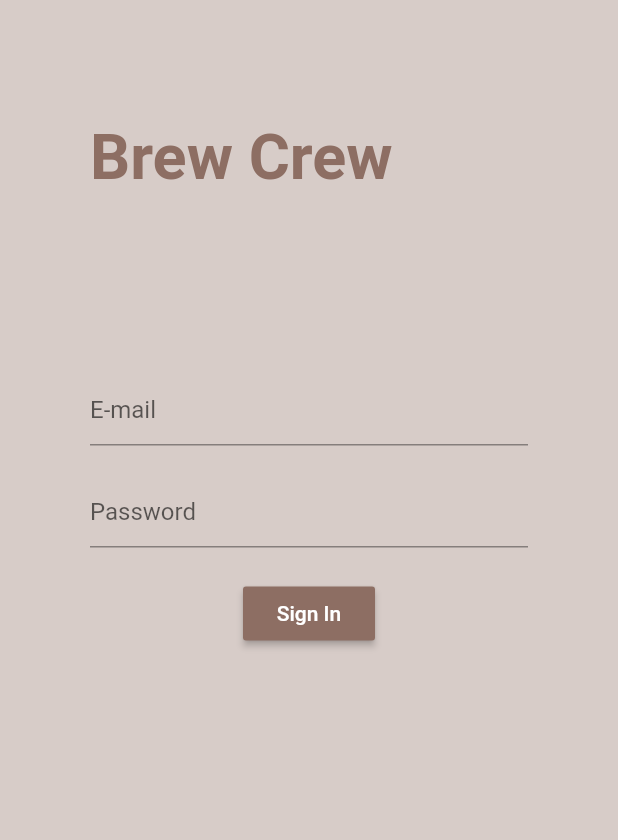
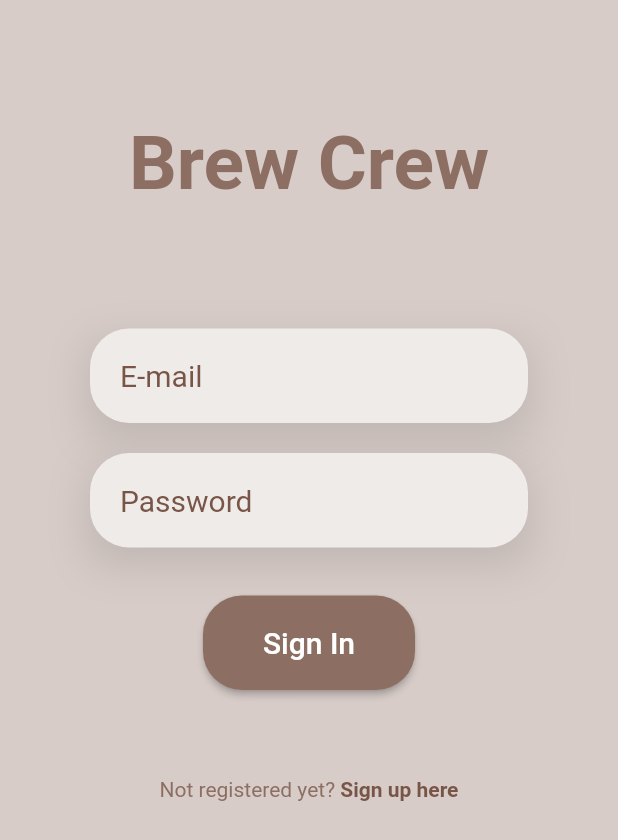
Before and after one commit to Victor-Fiamoncini/brew-crew, a Flutter app: the screen it shows after launch, on a phone screen of 412 x 824 dp. Shown: the top 840 px of the screen. Run offline on Flutter 3.47's test engine with Material 2 defaults, Android fonts, the phone set to English and light mode, and no system bars; our stand-ins replace cloud_firestore, firebase_auth, flutter_spinkit; accounts and stored records are empty; Roboto replaces fonts that are missing (Google).

```diff
--- a/lib/main.dart
+++ b/lib/main.dart
@@ -18,10 +18,13 @@ class MyApp extends StatelessWidget {
       child: MaterialApp(
         debugShowCheckedModeBanner: false,
         theme: ThemeData(
+          fontFamily: 'Google',
+          brightness: Brightness.light,
           primaryColor: Colors.brown[100],
           accentColor: Colors.brown[400],
-          fontFamily: 'Google',
-          brightness: Brightness.light,
+          hintColor: Colors.brown[500],
+          cursorColor: Colors.brown[500],
+          bottomAppBarColor: Colors.brown[400],
         ),
         home: Wrapper(),
       ),
--- a/lib/pages/sign_in/sign_in.dart
+++ b/lib/pages/sign_in/sign_in.dart
@@ -1,3 +1,4 @@
+import 'package:flutter/gestures.dart';
 import 'package:flutter/material.dart';
 
 import 'package:brew_crew/widgets/brew_app_bar.dart';
@@ -65,57 +66,55 @@ class _SignInState extends State<SignIn> {
     }
 
     return Scaffold(
+      resizeToAvoidBottomPadding: false,
       backgroundColor: Theme.of(context).primaryColor,
       appBar: BrewAppBar(),
-      // appBar: AppBar(
-      //   backgroundColor: Colors.brown[400],
-      //   elevation: 0,
-      //   title: const Text('Sign In to Brew Crew'),
-      //   actions: [
-      //     FlatButton.icon(
-      //       onPressed: () {
-      //         widget.toggleGuestView();
-      //       },
-      //       icon: const Icon(
-      //         Icons.person,
-      //         color: Colors.white,
-      //       ),
-      //       label: const Text(
-      //         'Sign Up',
-      //         style: TextStyle(color: Colors.white),
-      //       ),
-      //     ),
-      //   ],
-      // ),
       body: Container(
         padding: const EdgeInsets.symmetric(horizontal: 60, vertical: 80),
         child: Column(
           children: [
-            Align(
-              alignment: Alignment.centerLeft,
+            Padding(
+              padding: const EdgeInsets.only(bottom: 60),
               child: Text(
                 'Brew Crew',
                 style: TextStyle(
                   color: Theme.of(context).accentColor,
-                  fontSize: 42,
+                  fontSize: 50,
                   fontWeight: FontWeight.bold,
                 ),
               ),
             ),
-            const SizedBox(height: 100),
             Form(
               key: _signInFormKey,
               child: Column(
                 children: [
                   const SizedBox(height: 20),
-                  TextFormField(
+                  Container(
+                    decoration: const BoxDecoration(
+                      boxShadow: [
+                        BoxShadow(
+                          color: Colors.black12,
+                          blurRadius: 25,
+                          offset: Offset(0, 10),
+                        ),
+                      ],
+                    ),
+                    child: TextFormField(
                       keyboardType: TextInputType.emailAddress,
                       decoration: InputDecoration(
                         hintText: 'E-mail',
-                      focusedBorder: UnderlineInputBorder(
-                        borderSide: BorderSide(
-                          color: Colors.brown[400],
-                          width: 2,
+                        hintStyle: const TextStyle(fontSize: 20),
+                        filled: true,
+                        fillColor: Colors.brown[50],
+                        contentPadding: const EdgeInsets.symmetric(
+                          horizontal: 20,
+                          vertical: 20,
+                        ),
+                        border: OutlineInputBorder(
+                          borderRadius: BorderRadius.circular(26),
+                          borderSide: const BorderSide(
+                            width: 0,
+                            style: BorderStyle.none,
                           ),
                         ),
                       ),
@@ -124,17 +123,34 @@ class _SignInState extends State<SignIn> {
                         setState(() => email = value);
                       },
                     ),
+                  ),
                   const SizedBox(height: 20),
-                  TextFormField(
-                    obscureText: true,
-                    keyboardType: TextInputType.text,
-                    textCapitalization: TextCapitalization.words,
+                  Container(
+                    decoration: const BoxDecoration(
+                      boxShadow: [
+                        BoxShadow(
+                          color: Colors.black12,
+                          blurRadius: 25,
+                          offset: Offset(0, 10),
+                        ),
+                      ],
+                    ),
+                    child: TextFormField(
+                      keyboardType: TextInputType.emailAddress,
                       decoration: InputDecoration(
                         hintText: 'Password',
-                      focusedBorder: UnderlineInputBorder(
-                        borderSide: BorderSide(
-                          color: Colors.brown[400],
-                          width: 2,
+                        hintStyle: const TextStyle(fontSize: 20),
+                        filled: true,
+                        fillColor: Colors.brown[50],
+                        contentPadding: const EdgeInsets.symmetric(
+                          horizontal: 20,
+                          vertical: 20,
+                        ),
+                        border: OutlineInputBorder(
+                          borderRadius: BorderRadius.circular(26),
+                          borderSide: const BorderSide(
+                            width: 0,
+                            style: BorderStyle.none,
                           ),
                         ),
                       ),
@@ -143,15 +159,23 @@ class _SignInState extends State<SignIn> {
                         setState(() => password = value);
                       },
                     ),
-                  const SizedBox(height: 20),
+                  ),
+                  const SizedBox(height: 32),
                   RaisedButton(
                     color: Colors.brown[400],
+                    padding: const EdgeInsets.symmetric(
+                      horizontal: 40,
+                      vertical: 20,
+                    ),
+                    shape: RoundedRectangleBorder(
+                      borderRadius: BorderRadius.circular(26),
+                    ),
                     onPressed: () {
                       _signInFormButtonPressed();
                     },
                     child: const Text(
                       'Sign In',
-                      style: TextStyle(color: Colors.white),
+                      style: TextStyle(color: Colors.white, fontSize: 20),
                     ),
                   ),
                   const SizedBox(height: 12),
@@ -166,6 +190,32 @@ class _SignInState extends State<SignIn> {
                 ],
               ),
             ),
+            const SizedBox(height: 30),
+            RichText(
+              text: TextSpan(
+                children: [
+                  TextSpan(
+                    text: 'Not registered yet?',
+                    style: TextStyle(
+                      color: Theme.of(context).accentColor,
+                      fontSize: 14,
+                    ),
+                  ),
+                  TextSpan(
+                    text: ' Sign up here',
+                    style: TextStyle(
+                      color: Colors.brown[500],
+                      fontSize: 14,
+                      fontWeight: FontWeight.bold,
+                    ),
+                    recognizer: TapGestureRecognizer()
+                      ..onTap = () {
+                        widget.toggleGuestView();
+                      },
+                  )
+                ],
+              ),
+            ),
           ],
         ),
       ),
```
Lines whose indentation alone changed are shown as unchanged.
